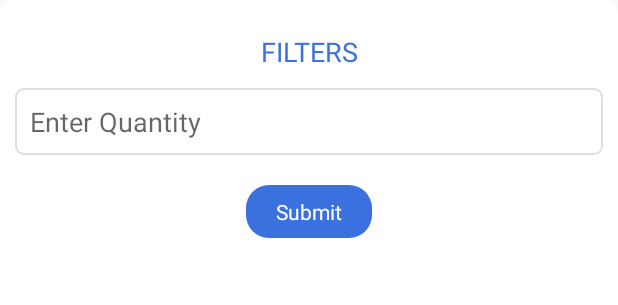
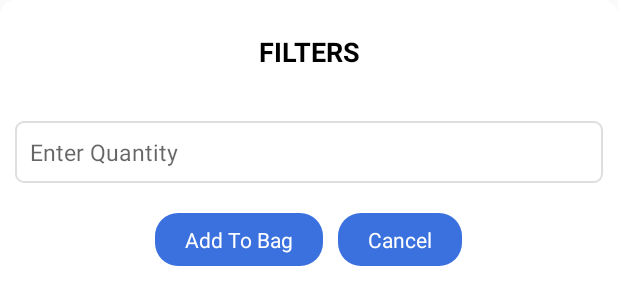
Before and after one commit to msain51s/GoldShop, an Android app: the layout quantity_prompt_view.xml on its own in the app's theme, with its tools: preview values and no code run, on a phone screen of 412 x 824 dp. Shown: the top 305 px of the screen. Run offline under Robolectric (Android 15) with nearby library versions, the phone set to English and light mode, and no system bars.

Commit message:
second upload

```diff
--- a/app/src/main/java/com/goldshop/adapter/CategoryInfoAdapter.java
+++ b/app/src/main/java/com/goldshop/adapter/CategoryInfoAdapter.java
@@ -88,7 +88,7 @@ public class CategoryInfoAdapter extends RecyclerView.Adapter<CategoryInfoAdapte
             addToBag.setOnClickListener(new View.OnClickListener() {
                 @Override
                 public void onClick(View view) {
-                    Utils.showQuantityPrompt(ctx,"Product Quantity",getAdapterPosition());
+                    Utils.showQuantityPrompt(ctx,mListData.get(getAdapterPosition()).getPostTitle(),getAdapterPosition(),"Please Enter quantity to order");
                 }
             });
         }
--- a/app/src/main/res/layout/quantity_prompt_view.xml
+++ b/app/src/main/res/layout/quantity_prompt_view.xml
@@ -10,11 +10,22 @@
         android:layout_width="match_parent"
         android:layout_height="wrap_content"
         android:text="FILTERS"
-        android:textColor="@color/blue"
+        android:textColor="@color/black"
+        android:textStyle="bold"
         android:textSize="18sp"
         android:gravity="center_horizontal"
-        android:padding="10dp"
+        android:paddingTop="10dp"
         android:layout_margin="2dp"
+        />
+
+    <TextView
+        android:id="@+id/dialog_message_text"
+        android:layout_width="match_parent"
+        android:layout_height="wrap_content"
+        android:textSize="16sp"
+        android:textColor="#323232"
+        android:gravity="center_horizontal"
+        android:layout_marginBottom="10dp"
         />
 
     <EditText
@@ -22,21 +33,42 @@
         android:layout_width="match_parent"
         android:layout_height="wrap_content"
         android:inputType="number"
+        android:textSize="15sp"
         android:background="@drawable/edit_text_bg1"
         android:padding="10dp"
         android:hint="Enter Quantity"/>
-
+<LinearLayout
+    android:layout_width="wrap_content"
+    android:layout_height="wrap_content"
+    android:orientation="horizontal"
+    android:layout_gravity="center_horizontal"
+    android:layout_marginTop="20dp"
+    android:layout_marginBottom="10dp">
    <TextView
        android:id="@+id/quantity_submit_btn"
        android:layout_width="wrap_content"
        android:layout_height="wrap_content"
-       android:text="Submit"
+       android:text="Add To Bag"
        android:textColor="@color/white"
        android:background="@drawable/btn_bg"
-       android:layout_marginTop="20dp"
        android:paddingLeft="20dp"
        android:paddingRight="20dp"
        android:paddingTop="8dp"
        android:paddingBottom="8dp"
        android:layout_gravity="center_horizontal"/>
+
+    <TextView
+        android:id="@+id/quantity_cancel_btn"
+        android:layout_width="wrap_content"
+        android:layout_height="wrap_content"
+        android:text="Cancel"
+        android:layout_marginLeft="10dp"
+        android:textColor="@color/white"
+        android:background="@drawable/btn_bg"
+        android:paddingLeft="20dp"
+        android:paddingRight="20dp"
+        android:paddingTop="8dp"
+        android:paddingBottom="8dp"
+        android:layout_gravity="center_horizontal"/>
 </LinearLayout>
+</LinearLayout>
```
Also changed, not shown: app/src/main/java/com/goldshop/utility/Utils.java (+13 -1 lines), app/src/main/res/drawable/ring_bg.xml (added, +8 -0 lines), app/src/main/res/layout/cart_list_item.xml (+41 -1 lines).
